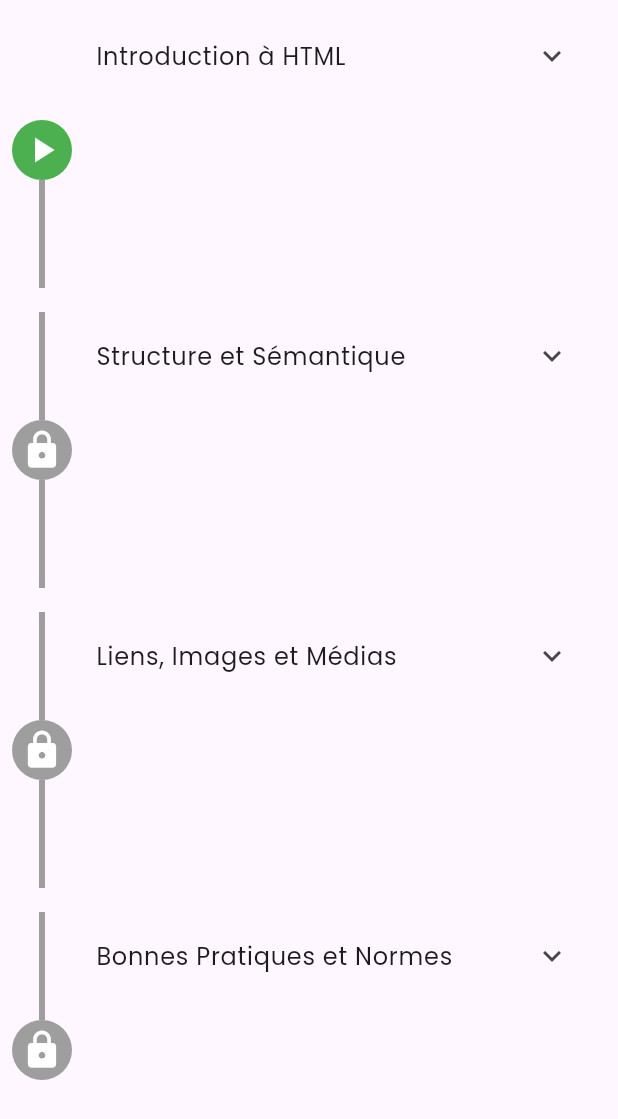
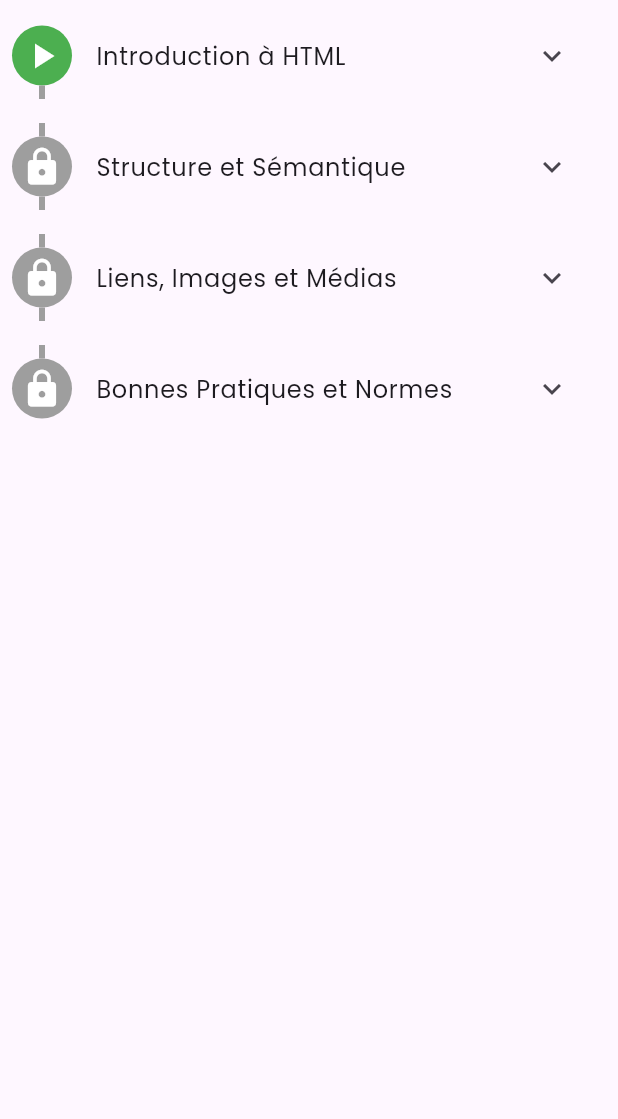
Before and after one commit to Godisouleymane/Nerd-app, a Flutter app: the HtmlVieww screen opened directly, on a phone screen of 412 x 824 dp. Shown: the top 1119 px of the screen. Run offline on Flutter 3.47's test engine with Material 3 defaults, Android fonts, the phone set to English and light mode, and no system bars; drawn by our look-alikes of timeline_tile; our stand-ins replace cloud_firestore, firebase_auth, firebase_core, flutter_svg, gap, google_fonts and 2 more; missing offline and left inert: dev_icons; accounts and stored records are empty.

Commit message:
creation de l'interface htmlView avec les donnees recuperer

```diff
--- a/lib/views/parcours/html/screenHTML.dart
+++ b/lib/views/parcours/html/screenHTML.dart
@@ -31,9 +31,7 @@ class _HtmlViewwState extends State<HtmlVieww> {
                 itemBuilder: (context, index) {
                   final module = modules[index] as Map<String, dynamic>;
                  final lessons = module['lesson'] as List<dynamic>? ?? [];
-                  return SizedBox(
-                    height: 200,
-                    child: Padding(
+                  return Padding(
                     padding: const EdgeInsets.all(8.0),
                     child: TimelineTile(
                       alignment: TimelineAlign.start,
@@ -54,8 +52,16 @@ class _HtmlViewwState extends State<HtmlVieww> {
                       ),
                      endChild: ExpansionTile(
                         title: Text(module['title']),
+                        children: <Widget>[
+                          SizedBox(
+                            // Hauteur dynamique basée sur le nombre de leçons, par exemple
+                            height: lessons.length *
+                                60.0, // Ajustez en fonction de la hauteur de chaque ListTile
+                            child: SingleChildScrollView(
+                              child: Column(
                                 children: lessons.map<Widget>((lesson) {
-                            final lessonData = lesson as Map<String, dynamic>;
+                                  final lessonData =
+                                      lesson as Map<String, dynamic>;
                                   return ListTile(
                                     title: Text(lessonData['title']),
                                     subtitle: Text(lessonData['content']),
@@ -63,6 +69,10 @@ class _HtmlViewwState extends State<HtmlVieww> {
                                 }).toList(),
                               ),
                             ),
+                          ),
+                        ],
+                      ),
+
                     ),
                   );
                 },
```
Lines whose indentation alone changed are shown as unchanged.
